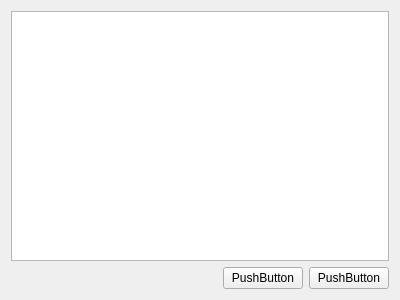
FranciscoGauna/Microscopy-Program, file View/frontend/UI/point_list.ui: the form before one commit.
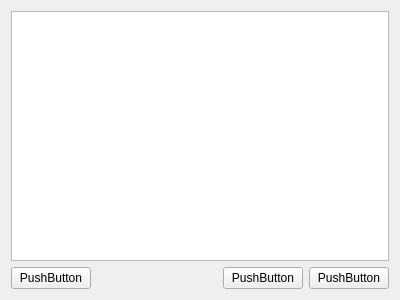
The form after the commit.

The edit to the form file:
```diff
--- a/View/frontend/UI/point_list.ui
+++ b/View/frontend/UI/point_list.ui
@@ -16,6 +16,13 @@
   <layout class="QGridLayout" name="gridLayout">
    <item row="3" column="0">
     <layout class="QHBoxLayout" name="button_layout">
+     <item>
+      <widget class="QPushButton" name="reset_button">
+       <property name="text">
+        <string>PushButton</string>
+       </property>
+      </widget>
+     </item>
      <item>
       <spacer name="horizontalSpacer">
        <property name="orientation">
```
